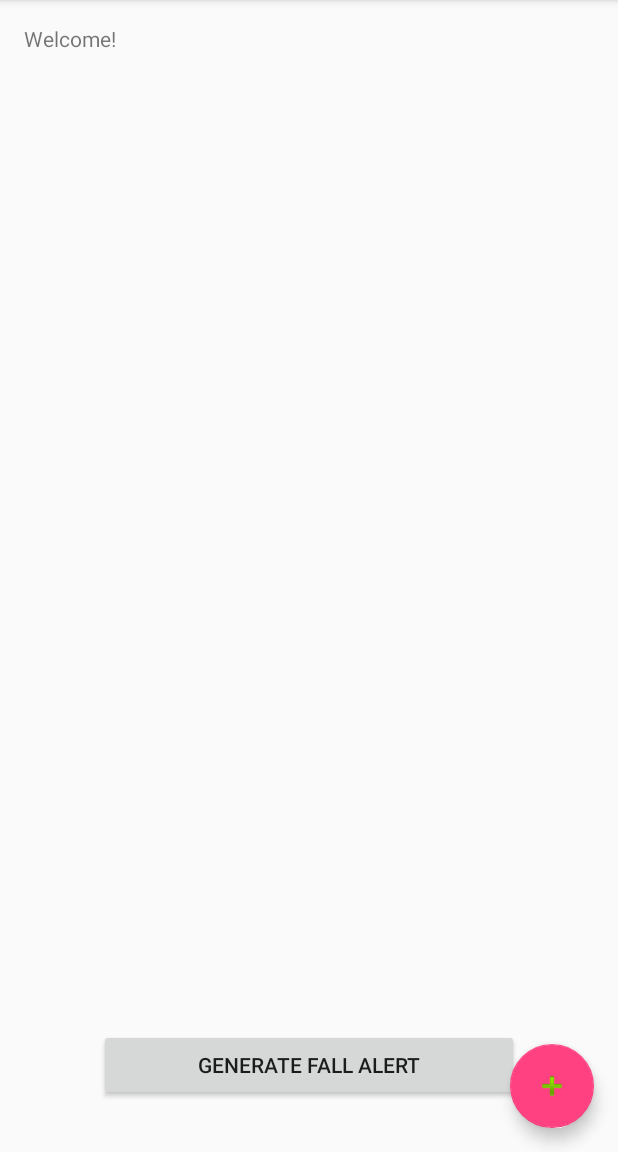
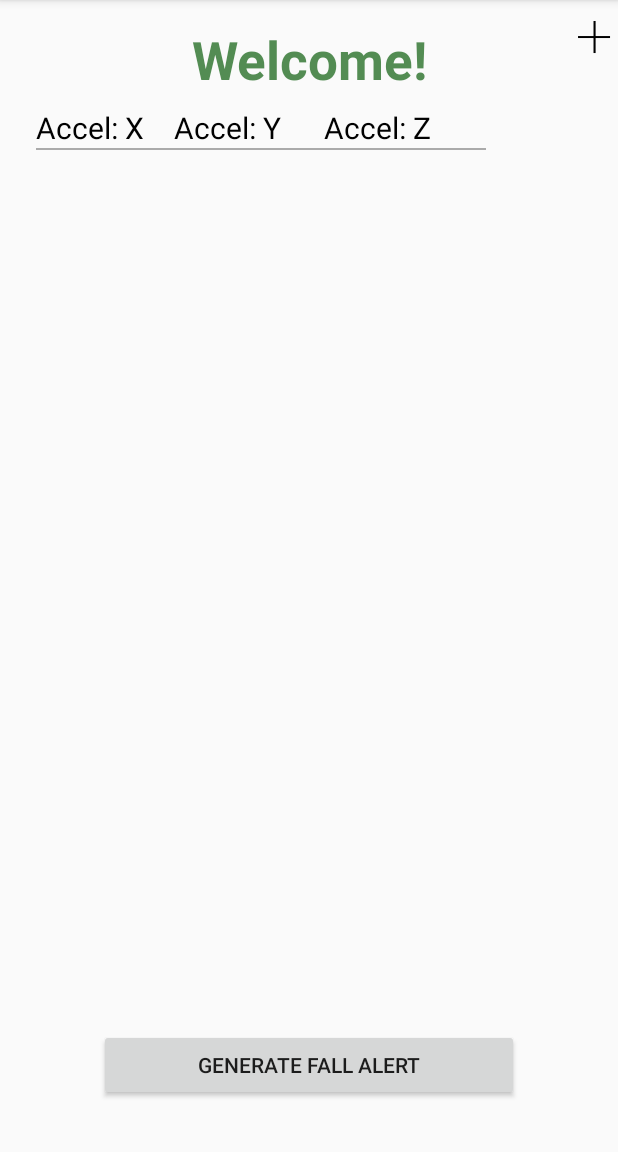
Before and after one commit to M-SenseResearchGroup/MS-Fall-Risk-App, an Android app: the MainActivity screen opened directly, with no data from a screen before it, on a phone screen of 412 x 824 dp, the part 84-1236 px from its top. Run offline under Robolectric (Android 15) with nearby library versions, the phone set to English and light mode, and no system bars; libraries missing offline, so code that uses them is left out: com.mbientlab.metawear; 2 statements that could not run were skipped.

Commit message:
Updated landing page + some stylistic, cosmetic changes to scanner, main, fragment, sensor list

```diff
--- a/app/src/main/java/com/msense/ms_fall_risk_application/ConnectedDeviceAdapter.java
+++ b/app/src/main/java/com/msense/ms_fall_risk_application/ConnectedDeviceAdapter.java
@@ -39,7 +39,7 @@ public class ConnectedDeviceAdapter extends ArrayAdapter<DeviceState> {
 
             viewHolder.connectingText= convertView.findViewById(R.id.text_connecting);
             viewHolder.connectingProgress= convertView.findViewById(R.id.connecting_progress);
-            viewHolder.button = convertView.findViewById(R.id.vib_button);
+
 
             convertView.setTag(viewHolder);
         } else {
@@ -83,7 +83,7 @@ public class ConnectedDeviceAdapter extends ArrayAdapter<DeviceState> {
             viewHolder.connectingText.setVisibility(View.GONE);
 
         }
-        viewHolder.button.setTag(position);
+//        viewHolder.button.setTag(position);
 
 
 //        viewHolder.button.setOnClickListener(new View.OnClickListener() {
@@ -101,7 +101,7 @@ public class ConnectedDeviceAdapter extends ArrayAdapter<DeviceState> {
 
     private class ViewHolder {
         TextView deviceAddress, connectingText, xVal, yVal, zVal;
-        Button button;
+//        Button button;
 
         ProgressBar connectingProgress;
 
--- a/app/src/main/java/com/msense/ms_fall_risk_application/MainActivity.java
+++ b/app/src/main/java/com/msense/ms_fall_risk_application/MainActivity.java
@@ -31,6 +31,8 @@ import android.support.v4.app.NotificationManagerCompat;
 import android.view.View;
 import android.widget.AdapterView;
 import android.widget.Button;
+import android.widget.ImageButton;
+import android.widget.ImageView;
 import android.widget.Toast;
 
 
@@ -78,11 +80,11 @@ public class MainActivity extends AppCompatActivity {
 
         Log.i("metawear","MA: View created");
 
-        FloatingActionButton fab = findViewById(R.id.fab);
-        fab.setOnClickListener(view -> startActivityForResult(new Intent(MainActivity.this, Scanner.class), REQUEST_START_BLE_SCAN));
+        ImageView plus = findViewById(R.id.plus);
+        plus.setOnClickListener(view -> startActivityForResult(new Intent(MainActivity.this, Scanner.class), REQUEST_START_BLE_SCAN));
 
-//        Button fallRisk = findViewById(R.id.genFall);
-//        fallRisk.setOnClickListener(this::myClickHandler);
+        Button fallRisk = findViewById(R.id.genFall);
+        fallRisk.setOnClickListener(this::myClickHandler);
 
 
         if (i < 2) {
@@ -122,24 +124,24 @@ public class MainActivity extends AppCompatActivity {
     }
 
 
-//    public void myClickHandler(View v)
-//    {
-//
-//        Log.i("metawear","click!");
-//        long[] pattern = {500, 500, 500, 500, 500, 500, 500, 500, 500};
-//        Notification notification = new NotificationCompat.Builder(this, CHANNEL_ID)
-//                .setSmallIcon(R.drawable.ic_walk)
-//                .setContentTitle("HIGH FALL RISK DETECTED")
-//                //.setPriority(NotificationCompat.PRIORITY_HIGH)
-//                //.setCategory(NotificationCompat.CATEGORY_MESSAGE)
-//                .setVibrate(pattern)
-//                .setStyle(new NotificationCompat.InboxStyle()
-//                        .addLine("Find A Place To Sit")
-//                        .addLine("Focus on your balance"))
-//                .build();
-//        notificationManager.notify(115, notification);
-//
-//    }
+    public void myClickHandler(View v)
+    {
+
+        Log.i("metawear","click!");
+        long[] pattern = {500, 500, 500, 500, 500, 500, 500, 500, 500};
+        Notification notification = new NotificationCompat.Builder(this, CHANNEL_ID)
+                .setSmallIcon(R.drawable.ic_walk)
+                .setContentTitle("HIGH FALL RISK DETECTED")
+                //.setPriority(NotificationCompat.PRIORITY_HIGH)
+                //.setCategory(NotificationCompat.CATEGORY_MESSAGE)
+                .setVibrate(pattern)
+                .setStyle(new NotificationCompat.InboxStyle()
+                        .addLine("Find A Place To Sit")
+                        .addLine("Focus on your balance"))
+                .build();
+        notificationManager.notify(115, notification);
+
+    }
 
 
 
--- a/app/src/main/java/com/msense/ms_fall_risk_application/MainActivityFrag.java
+++ b/app/src/main/java/com/msense/ms_fall_risk_application/MainActivityFrag.java
@@ -164,7 +164,7 @@ public class MainActivityFrag extends Fragment implements ServiceConnection {
 //                    Log.i("metawear",s.substring(0,6));
                     newDeviceState.xVal = s.substring(4,10);
                     newDeviceState.yVal = s.substring(15,21);
-                    newDeviceState.zVal = s.substring(26,32);
+                    newDeviceState.zVal = s.substring(27,32);
 
 
 
@@ -259,17 +259,17 @@ public class MainActivityFrag extends Fragment implements ServiceConnection {
             connectedDevices.remove(current);
 
 
-            Button button = (Button) view.findViewById(R.id.vib_button);
-            button.setOnClickListener(new View.OnClickListener()
-            {
-                @Override
-                public void onClick(View v)
-                {
-                    selectedBoard.getModule(Haptic.class).startMotor(100.f, (short) 1000);
-
-                    Log.i("metawear","clickckckc");
-                }
-            });
+//            Button button = (Button) view.findViewById(R.id.vib_button);
+//            button.setOnClickListener(new View.OnClickListener()
+//            {
+//                @Override
+//                public void onClick(View v)
+//                {
+//                    selectedBoard.getModule(Haptic.class).startMotor(100.f, (short) 1000);
+//
+//                    Log.i("metawear","clickckckc");
+//                }
+//            });
             return false;
         });
     }
@@ -289,8 +289,8 @@ public class MainActivityFrag extends Fragment implements ServiceConnection {
         return board.connectAsync().continueWithTask(task -> task.isFaulted() ? reconnect(board) : task);
     }
 
-    public void myClickHandler(View v)
-    {
+//    public void myClickHandler(View v)
+//    {
 
 //        Log.i("metawear","click!");
 //        long[] pattern = {500, 500, 500, 500, 500, 500, 500, 500, 500};
@@ -306,6 +306,6 @@ public class MainActivityFrag extends Fragment implements ServiceConnection {
 //                .build();
 //        notificationManager.notify(115, notification);
 
-    }
+    //}
 
 }
--- a/app/src/main/res/layout/activity_main.xml
+++ b/app/src/main/res/layout/activity_main.xml
@@ -25,7 +25,19 @@
 
     </android.support.design.widget.AppBarLayout>
 
-    <include layout="@layout/main_content"/>
+    <include
+        android:id="@+id/include"
+        layout="@layout/main_content" />
+
+    <ImageView
+        android:id="@+id/plus"
+        android:layout_width="51dp"
+        android:layout_height="62dp"
+        android:layout_marginTop="50dp"
+        android:layout_marginEnd="-10dp"
+        app:layout_anchor="@+id/include"
+        app:layout_anchorGravity="top|end"
+        app:srcCompat="@drawable/plus" />
 
     <!--<Button-->
     <!--android:id="@+id/fab"-->
@@ -34,12 +46,6 @@
     <!--android:text="Button" />-->
 
 
-    <android.support.design.widget.FloatingActionButton
-        android:id="@+id/fab"
-        android:layout_width="wrap_content"
-        android:layout_height="wrap_content"
-        android:layout_gravity="bottom|end"
-        android:layout_margin="@dimen/fab_margin"
-        android:src="@android:drawable/ic_input_add"/>
+
 
 </android.support.design.widget.CoordinatorLayout>
--- a/app/src/main/res/layout/fragment_main_activity.xml
+++ b/app/src/main/res/layout/fragment_main_activity.xml
@@ -14,19 +14,61 @@
     <ListView
         android:id="@+id/connected_devices"
         android:layout_width="wrap_content"
-        android:layout_height="400dp"
+        android:layout_height="446dp"
+        android:layout_below="@+id/yVall"
         android:layout_alignParentStart="true"
-        android:layout_alignParentTop="true"
         android:layout_alignParentBottom="true"
         android:layout_marginStart="0dp"
-        android:layout_marginTop="133dp"
-        android:layout_marginBottom="126dp" />
+        android:layout_marginTop="2dp"
+        android:layout_marginBottom="100dp" />
 
     <TextView
         android:id="@+id/textView2"
         android:layout_width="wrap_content"
         android:layout_height="wrap_content"
-        android:text="Welcome!" />
+        android:layout_centerHorizontal="true"
+        android:gravity="center"
+        android:text="Welcome!"
+        android:textColor="@color/Green"
+        android:textSize="35sp"
+        android:textStyle="bold" />
+
+    <View style="@style/Divider"
+        android:layout_below="@+id/xVall"/>
+
+    <TextView
+        android:id="@+id/xVall"
+        android:layout_marginLeft="8dp"
+        android:layout_width="wrap_content"
+        android:layout_height="wrap_content"
+        android:layout_below="@id/textView2"
+        android:layout_marginTop="8dp"
+        android:text="Accel: X"
+        android:textColor="@color/Black"
+        android:textSize="20sp"/>
+
+    <TextView
+        android:id="@+id/yVall"
+        android:layout_width="wrap_content"
+        android:layout_height="wrap_content"
+        android:layout_marginStart="100dp"
+        android:layout_below="@id/textView2"
+        android:layout_marginTop="8dp"
+        android:text="Accel: Y"
+        android:textColor="@color/Black"
+        android:textSize="20sp"/>
+
+    <TextView
+        android:id="@+id/zVall"
+        android:layout_width="wrap_content"
+        android:layout_height="wrap_content"
+        android:layout_alignParentStart="true"
+        android:layout_below="@id/textView2"
+        android:layout_marginStart="200dp"
+        android:layout_marginTop="8dp"
+        android:text="Accel: Z"
+        android:textColor="@color/Black"
+        android:textSize="20sp"/>
 
     <Button
         android:id="@+id/genFall"
--- a/app/src/main/res/values/styles.xml
+++ b/app/src/main/res/values/styles.xml
@@ -30,7 +30,7 @@
         <item name="android:layout_width">300dp</item>
         <item name="android:layout_marginStart">8dp</item>
         <item name="android:layout_marginEnd">8dp</item>
-        <item name="android:layout_height">3dp</item>
+        <item name="android:layout_height">1.2dp</item>
         <item name="android:background">@android:color/darker_gray</item>
 
 
```
Also changed, not shown: app/src/main/res/layout/activity_scanner.xml (+7 -0 lines), app/src/main/res/layout/sensor_list.xml (+26 -26 lines), app/src/main/res/drawable/plus.png (added).
